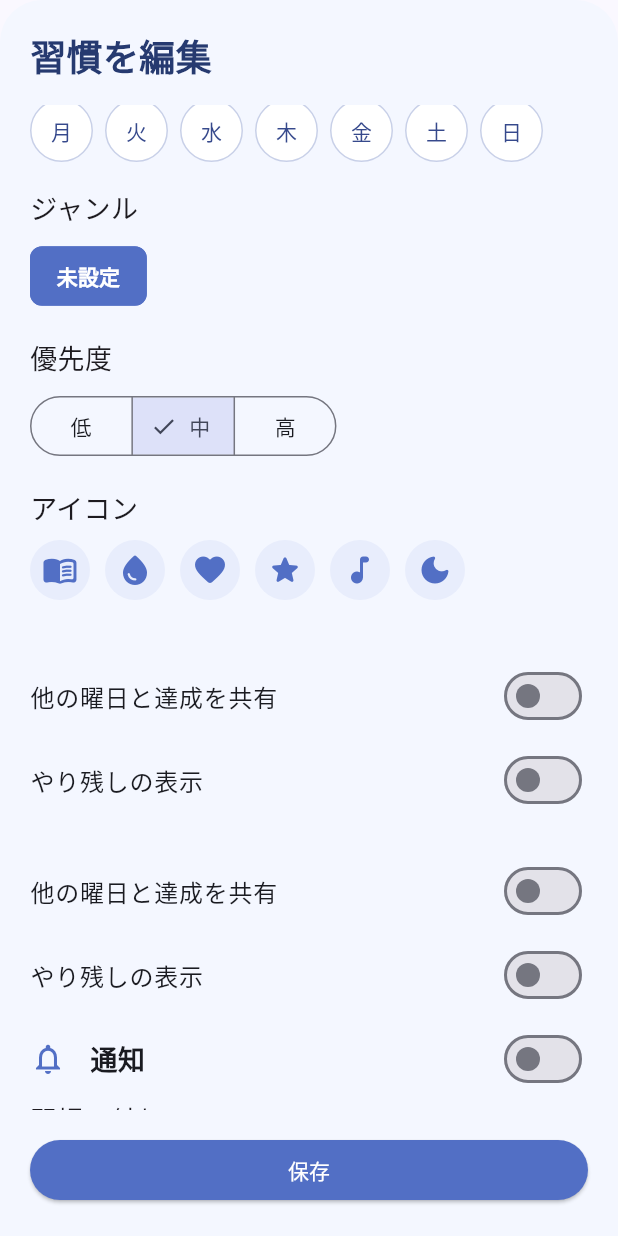
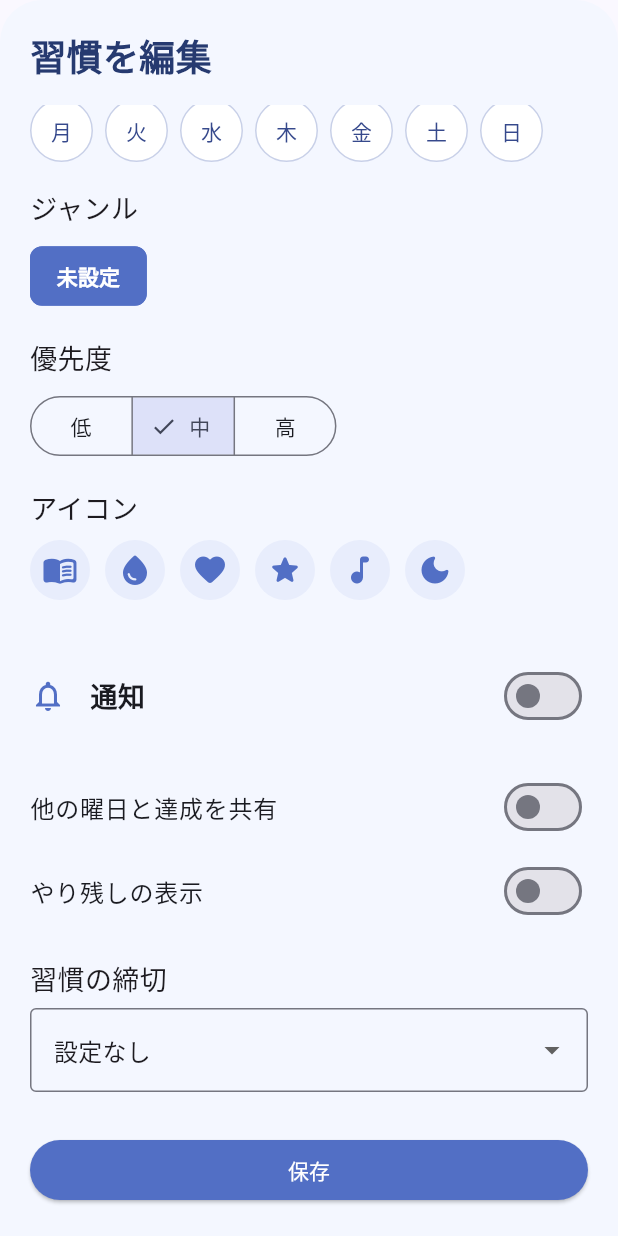
Before and after one commit to motimotiflower/HabitApp, a Flutter app: the EditHabitSheet widget shown alone on an empty page, opened directly with empty values, scrolled down 313 dp, on a phone screen of 412 x 824 dp. Run offline on Flutter 3.47's test engine with Material 3 defaults, Android fonts, the phone set to English and light mode, and no system bars; our stand-ins replace cloud_firestore, envied, firebase_auth, firebase_core, flutter_local_notifications, flutter_timezone and 5 more; accounts and stored records are empty; generated files the repository leaves out were written again.

Commit message:
Remove duplicated habit sharing controls and reorder notification

```diff
--- a/lib/z_habit/sheets/edit_habit_sheet.dart
+++ b/lib/z_habit/sheets/edit_habit_sheet.dart
@@ -373,43 +373,6 @@ class _EditHabitSheetState extends State<EditHabitSheet> {
 
                     const SizedBox(height: 18),
 
-                    SwitchListTile(
-                      contentPadding: EdgeInsets.zero,
-                      title: const Text('他の曜日と達成を共有'),
-                      value: _shareCompletion,
-                      onChanged: (value) {
-                        setState(() => _shareCompletion = value);
-                      },
-                    ),
-
-                    SwitchListTile(
-                      contentPadding: EdgeInsets.zero,
-                      title: const Text('やり残しの表示'),
-                      value: _carryOverIfIncomplete,
-                      onChanged: (value) {
-                        setState(() => _carryOverIfIncomplete = value);
-                      },
-                    ),
-
-                    const SizedBox(height: 18),
-                      SwitchListTile(
-                      contentPadding: EdgeInsets.zero,
-                      title: const Text('他の曜日と達成を共有'),
-                      value: _shareCompletion,
-                      onChanged: (value) {
-                        setState(() => _shareCompletion = value);
-                      },
-                    ),
-
-                    SwitchListTile(
-                      contentPadding: EdgeInsets.zero,
-                      title: const Text('やり残しの表示'),
-                      value: _carryOverIfIncomplete,
-                      onChanged: (value) {
-                        setState(() => _carryOverIfIncomplete = value);
-                      },
-                    ),
-
                     NotificationSettingsCard(
                         enabled: _notificationEnabled,
                         days: _notificationDays,
@@ -441,6 +404,28 @@ class _EditHabitSheetState extends State<EditHabitSheet> {
                         },
                       ),
 
+
+                    const SizedBox(height: 18),
+
+                    SwitchListTile(
+                      contentPadding: EdgeInsets.zero,
+                      title: const Text('他の曜日と達成を共有'),
+                      value: _shareCompletion,
+                      onChanged: (value) {
+                        setState(() => _shareCompletion = value);
+                      },
+                    ),
+
+                    SwitchListTile(
+                      contentPadding: EdgeInsets.zero,
+                      title: const Text('やり残しの表示'),
+                      value: _carryOverIfIncomplete,
+                      onChanged: (value) {
+                        setState(() => _carryOverIfIncomplete = value);
+                      },
+                    ),
+
+                    const SizedBox(height: 18),
                     const Text('習慣の締切', style: TextStyle(fontSize: 18)),
                     const SizedBox(height: 6),
                     Builder(
```
